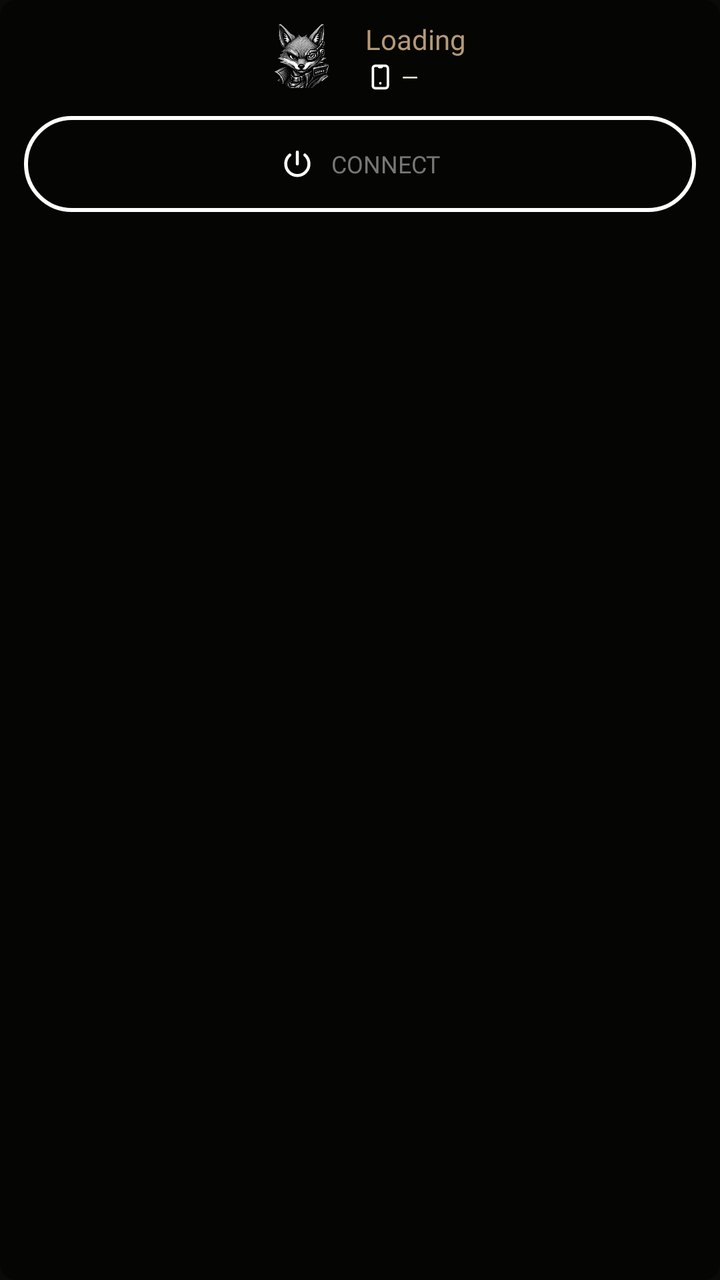
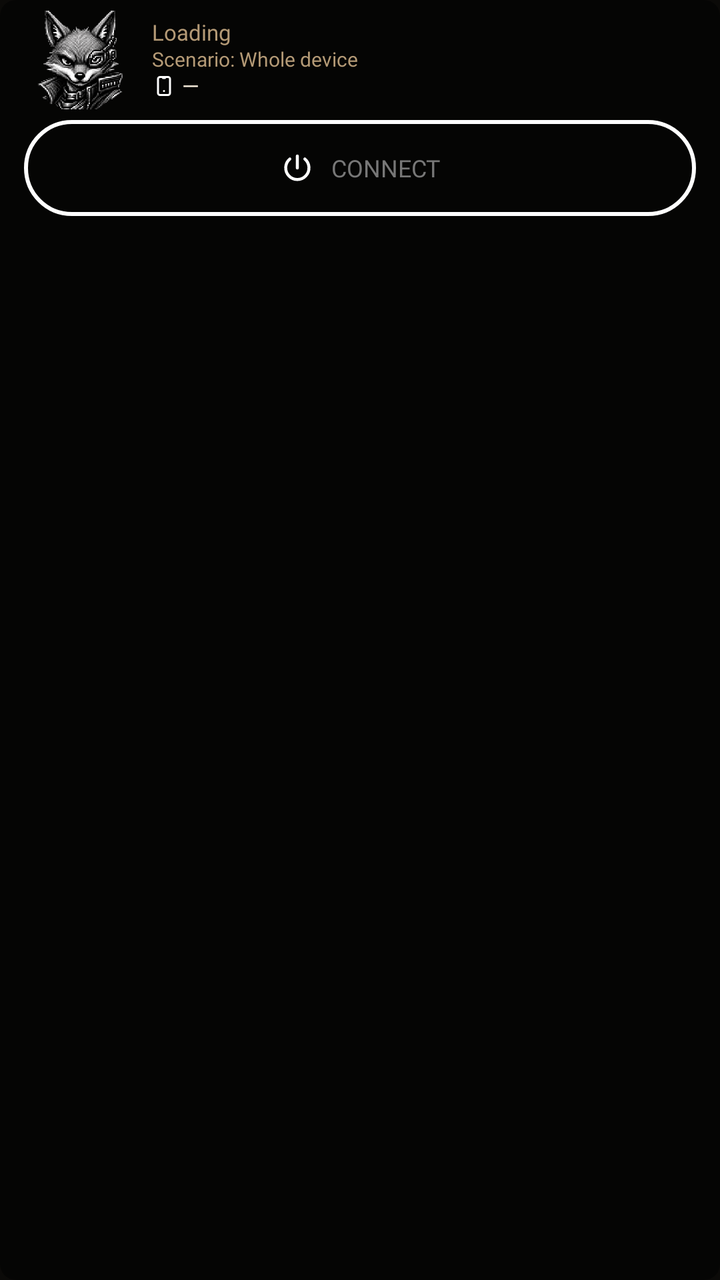

The first picture is an Android layout as it rendered before a commit; the second is the same layout after the commit. The layout source and the unified diff follow.
<!-- AndroidManifest.xml: application theme Theme.Foxhole.Vpn -->
<!-- res/layout/widget_status.xml -->
<FrameLayout xmlns:android="http://schemas.android.com/apk/res/android"
    android:id="@+id/widget_status_root"
    android:layout_width="match_parent"
    android:layout_height="match_parent">

    <ImageView
        android:id="@+id/widget_status_background"
        android:layout_width="match_parent"
        android:layout_height="match_parent"
        android:importantForAccessibility="no"
        android:scaleType="fitXY"
        android:src="@drawable/widget_status_background_dark" />

    <LinearLayout
        android:id="@+id/widget_status_content"
        android:layout_width="match_parent"
        android:layout_height="wrap_content"
        android:layout_gravity="center_horizontal"
        android:gravity="center_horizontal"
        android:orientation="vertical"
        android:paddingHorizontal="12dp"
        android:paddingVertical="4dp">

        <LinearLayout
            android:id="@+id/widget_status_header"
            android:layout_gravity="center_horizontal"
            android:layout_width="wrap_content"
            android:layout_height="wrap_content"
            android:gravity="center_vertical"
            android:orientation="horizontal">
            <FrameLayout
                android:id="@+id/widget_status_logo_touch"
                android:layout_width="48dp"
                android:layout_height="48dp"
                android:contentDescription="@string/widget_open_app"
                android:focusable="true">
                <ImageView
                    android:id="@+id/widget_status_logo"
                    android:layout_width="36dp"
                    android:layout_height="36dp"
                    android:layout_gravity="center"
                    android:importantForAccessibility="no"
                    android:src="@drawable/ic_launcher_openwrt" />
            </FrameLayout>

            <LinearLayout
                android:layout_width="wrap_content"
                android:layout_height="wrap_content"
                android:layout_marginStart="8dp"
                android:gravity="start|center_vertical"
                android:orientation="vertical">
                <TextView
                    android:id="@+id/widget_status_label"
                    android:layout_width="wrap_content"
                    android:maxWidth="168dp"
                    android:layout_height="wrap_content"
                    android:ellipsize="end"
                    android:fontFamily="@font/tiny5_regular"
                    android:gravity="start|center_vertical"
                    android:maxLines="2"
                    android:text="@string/widget_loading"
                    android:textColor="#B49A76"
                    android:textSize="14sp" />
                <LinearLayout
                    android:layout_width="wrap_content"
                    android:layout_height="wrap_content"
                    android:layout_marginTop="2dp"
                    android:gravity="start|center_vertical"
                    android:orientation="horizontal">
                    <ImageView
                        android:id="@+id/widget_status_device"
                        android:layout_width="15dp"
                        android:layout_height="15dp"
                        android:layout_marginEnd="3dp"
                        android:importantForAccessibility="no"
                        android:src="@drawable/widget_status_device" />
                    <ImageView
                        android:id="@+id/widget_status_flag"
                        android:layout_width="wrap_content"
                        android:layout_height="wrap_content"
                        android:layout_marginEnd="4dp"
                        android:importantForAccessibility="no"
                        android:scaleType="fitCenter"
                        android:visibility="gone" />
                    <TextView
                        android:id="@+id/widget_status_detail"
                        android:layout_width="wrap_content"
                        android:layout_height="wrap_content"
                        android:ellipsize="end"
                        android:fontFamily="@font/jetbrains_mono_bold"
                        android:gravity="start|center_vertical"
                        android:maxLines="1"
                        android:text="@string/widget_detail_empty"
                        android:textColor="#F0E6D6"
                        android:textSize="@dimen/widget_detail_text_size" />
                </LinearLayout>
            </LinearLayout>
        </LinearLayout>

        <LinearLayout
            android:id="@+id/widget_status_action_row"
            android:layout_width="match_parent"
            android:layout_height="48dp"
            android:layout_marginTop="6dp"
            android:orientation="horizontal"
            android:gravity="center_horizontal">
            <FrameLayout
                android:id="@+id/widget_status_power_touch"
                android:layout_width="match_parent"
                android:layout_height="48dp"
                android:contentDescription="@string/widget_connect"
                android:enabled="false"
                android:focusable="true">
                <ImageView
                    android:id="@+id/widget_status_power_surface"
                    android:visibility="gone"
                    android:layout_width="match_parent"
                    android:layout_height="match_parent"
                    android:importantForAccessibility="no"
                    android:src="@drawable/widget_status_action_surface" />
                <ImageView
                    android:id="@+id/widget_status_power_ring"
                    android:layout_width="match_parent"
                    android:layout_height="match_parent"
                    android:importantForAccessibility="no"
                    android:src="@drawable/widget_status_action_outline" />
                <LinearLayout
                    android:layout_width="match_parent"
                    android:layout_height="match_parent"
                    android:gravity="center"
                    android:orientation="horizontal"
                    android:paddingHorizontal="12dp">
                    <ImageView
                        android:id="@+id/widget_status_power_icon"
                        android:layout_width="18dp"
                        android:layout_height="18dp"
                        android:importantForAccessibility="no"
                        android:src="@drawable/widget_status_power" />
                    <TextView
                        android:id="@+id/widget_status_power_label"
                        android:layout_width="wrap_content"
                        android:layout_height="wrap_content"
                        android:layout_marginStart="8dp"
                        android:ellipsize="end"
                        android:fontFamily="@font/jetbrains_mono_bold"
                        android:importantForAccessibility="no"
                        android:maxLines="1"
                        android:text="@string/widget_connect"
                        android:textColor="#777777"
                        android:textSize="12sp" />
                </LinearLayout>
            </FrameLayout>
        </LinearLayout>
    </LinearLayout>
</FrameLayout>
<!-- resources referenced by this layout -->
<resources>
  <dimen name="widget_detail_text_size">11sp</dimen>
  <!-- drawable ic_launcher_openwrt: png bitmap (drawable-nodpi, 232133 bytes) -->
  <!-- drawable widget_status_action_outline (drawable) -->
  <shape xmlns:android="http://schemas.android.com/apk/res/android" android:shape="rectangle">
      <solid android:color="@android:color/transparent" />
      <corners android:radius="24dp" />
      <stroke android:width="2dp" android:color="@android:color/white" />
  </shape>
  <!-- drawable widget_status_action_surface (drawable) -->
  <shape xmlns:android="http://schemas.android.com/apk/res/android" android:shape="rectangle">
      <solid android:color="@android:color/transparent" />
      <corners android:radius="24dp" />
  </shape>
  <!-- drawable widget_status_background_dark (drawable) -->
  <shape xmlns:android="http://schemas.android.com/apk/res/android" android:shape="rectangle">
      <corners android:radius="8dp" />
      <solid android:color="#80000000" />
  </shape>
  <!-- drawable widget_status_device (drawable) -->
  <?xml version="1.0" encoding="utf-8"?>
  <vector xmlns:android="http://schemas.android.com/apk/res/android"
      android:width="24dp"
      android:height="24dp"
      android:viewportWidth="24"
      android:viewportHeight="24">
      <path
          android:pathData="M6 5a2 2 0 0 1 2 -2h8a2 2 0 0 1 2 2v14a2 2 0 0 1 -2 2h-8a2 2 0 0 1 -2 -2v-14"
          android:strokeColor="#FFFFFFFF"
          android:strokeWidth="2"
          android:strokeLineCap="round"
          android:strokeLineJoin="round"
          android:fillColor="#00000000" />
      <path
          android:pathData="M11 4h2"
          android:strokeColor="#FFFFFFFF"
          android:strokeWidth="2"
          android:strokeLineCap="round"
          android:strokeLineJoin="round"
          android:fillColor="#00000000" />
      <path
          android:pathData="M12 17v.01"
          android:strokeColor="#FFFFFFFF"
          android:strokeWidth="2"
          android:strokeLineCap="round"
          android:strokeLineJoin="round"
          android:fillColor="#00000000" />
  </vector>
  <!-- drawable widget_status_power (drawable) -->
  <?xml version="1.0" encoding="utf-8"?>
  <vector xmlns:android="http://schemas.android.com/apk/res/android"
      android:width="24dp"
      android:height="24dp"
      android:viewportWidth="24"
      android:viewportHeight="24">
      <path
          android:pathData="M7 6a7.75 7.75 0 1 0 10 0"
          android:strokeColor="#FFFFFFFF"
          android:strokeWidth="2"
          android:strokeLineCap="round"
          android:strokeLineJoin="round"
          android:fillColor="#00000000" />
      <path
          android:pathData="M12 4l0 8"
          android:strokeColor="#FFFFFFFF"
          android:strokeWidth="2"
          android:strokeLineCap="round"
          android:strokeLineJoin="round"
          android:fillColor="#00000000" />
  </vector>
  <string name="widget_connect">CONNECT</string>
  <string name="widget_detail_empty">—</string>
  <string name="widget_loading">Loading</string>
  <string name="widget_open_app">Open FoxHole VPN</string>
  <style name="Theme.Foxhole.Vpn" parent="Theme.AppCompat.DayNight.NoActionBar">
          <item name="android:windowLightStatusBar">false</item>
          <item name="android:statusBarColor">@android:color/transparent</item>
          <item name="android:navigationBarColor">@android:color/transparent</item>
          <item name="android:windowActionModeOverlay">true</item>
          <item name="android:windowBackground">#0B0A08</item>
          <item name="android:windowSplashScreenAnimatedIcon" tools:targetApi="s">@drawable/ic_splash_logo</item>
      </style>
  <!-- drawable ic_splash_logo (drawable) -->
  <?xml version="1.0" encoding="utf-8"?>
  <inset xmlns:android="http://schemas.android.com/apk/res/android"
      android:inset="27%">
      <bitmap android:src="@drawable/ic_launcher_openwrt" android:gravity="fill" android:filter="true" />
  </inset>
</resources>

<!-- the commit's change to res/layout/widget_status.xml (unified diff, before → after) -->
@@ -19,58 +19,70 @@
         android:gravity="center_horizontal"
         android:orientation="vertical"
         android:paddingHorizontal="12dp"
-        android:paddingVertical="4dp">
+        android:paddingVertical="2dp">
 
         <LinearLayout
             android:id="@+id/widget_status_header"
             android:layout_gravity="center_horizontal"
-            android:layout_width="wrap_content"
+            android:layout_width="match_parent"
             android:layout_height="wrap_content"
             android:gravity="center_vertical"
             android:orientation="horizontal">
             <FrameLayout
                 android:id="@+id/widget_status_logo_touch"
-                android:layout_width="48dp"
-                android:layout_height="48dp"
+                android:layout_width="56dp"
+                android:layout_height="56dp"
                 android:contentDescription="@string/widget_open_app"
                 android:focusable="true">
                 <ImageView
                     android:id="@+id/widget_status_logo"
-                    android:layout_width="36dp"
-                    android:layout_height="36dp"
+                    android:layout_width="56dp"
+                    android:layout_height="56dp"
                     android:layout_gravity="center"
                     android:importantForAccessibility="no"
                     android:src="@drawable/ic_launcher_openwrt" />
             </FrameLayout>
 
             <LinearLayout
-                android:layout_width="wrap_content"
+                android:layout_width="0dp"
+                android:layout_weight="1"
                 android:layout_height="wrap_content"
                 android:layout_marginStart="8dp"
                 android:gravity="start|center_vertical"
                 android:orientation="vertical">
                 <TextView
                     android:id="@+id/widget_status_label"
-                    android:layout_width="wrap_content"
-                    android:maxWidth="168dp"
+                    android:layout_width="match_parent"
                     android:layout_height="wrap_content"
                     android:ellipsize="end"
                     android:fontFamily="@font/tiny5_regular"
                     android:gravity="start|center_vertical"
-                    android:maxLines="2"
+                    android:maxLines="1"
+                    android:includeFontPadding="false"
                     android:text="@string/widget_loading"
                     android:textColor="#B49A76"
-                    android:textSize="14sp" />
+                    android:textSize="11sp" />
+                <TextView
+                    android:id="@+id/widget_status_scenario"
+                    android:layout_width="match_parent"
+                    android:layout_height="wrap_content"
+                    android:layout_marginTop="1dp"
+                    android:fontFamily="@font/jetbrains_mono_bold"
+                    android:includeFontPadding="false"
+                    android:gravity="start|center_vertical"
+                    android:text="@string/vpn_scenario_status_whole"
+                    android:textColor="#B49A76"
+                    android:textSize="10sp" />
                 <LinearLayout
-                    android:layout_width="wrap_content"
+                    android:layout_width="match_parent"
                     android:layout_height="wrap_content"
-                    android:layout_marginTop="2dp"
+                    android:layout_marginTop="1dp"
                     android:gravity="start|center_vertical"
                     android:orientation="horizontal">
                     <ImageView
                         android:id="@+id/widget_status_device"
-                        android:layout_width="15dp"
-                        android:layout_height="15dp"
+                        android:layout_width="12dp"
+                        android:layout_height="12dp"
                         android:layout_marginEnd="3dp"
                         android:importantForAccessibility="no"
                         android:src="@drawable/widget_status_device" />
@@ -84,12 +96,14 @@
                         android:visibility="gone" />
                     <TextView
                         android:id="@+id/widget_status_detail"
-                        android:layout_width="wrap_content"
+                        android:layout_width="0dp"
+                        android:layout_weight="1"
                         android:layout_height="wrap_content"
                         android:ellipsize="end"
                         android:fontFamily="@font/jetbrains_mono_bold"
                         android:gravity="start|center_vertical"
                         android:maxLines="1"
+                        android:includeFontPadding="false"
                         android:text="@string/widget_detail_empty"
                         android:textColor="#F0E6D6"
                         android:textSize="@dimen/widget_detail_text_size" />
@@ -101,12 +115,13 @@
             android:id="@+id/widget_status_action_row"
             android:layout_width="match_parent"
             android:layout_height="48dp"
-            android:layout_marginTop="6dp"
+            android:layout_marginTop="2dp"
             android:orientation="horizontal"
-            android:gravity="center_horizontal">
+            android:gravity="center">
             <FrameLayout
                 android:id="@+id/widget_status_power_touch"
                 android:layout_width="match_parent"
+                android:minWidth="48dp"
                 android:layout_height="48dp"
                 android:contentDescription="@string/widget_connect"
                 android:enabled="false"
<!-- resource entries referenced after the edit -->
@@ -69,6 +69,7 @@
           android:strokeLineJoin="round"
           android:fillColor="#00000000" />
   </vector>
+  <string name="vpn_scenario_status_whole">Scenario: Whole device</string>
   <string name="widget_connect">CONNECT</string>
   <string name="widget_detail_empty">—</string>
   <string name="widget_loading">Loading</string>
